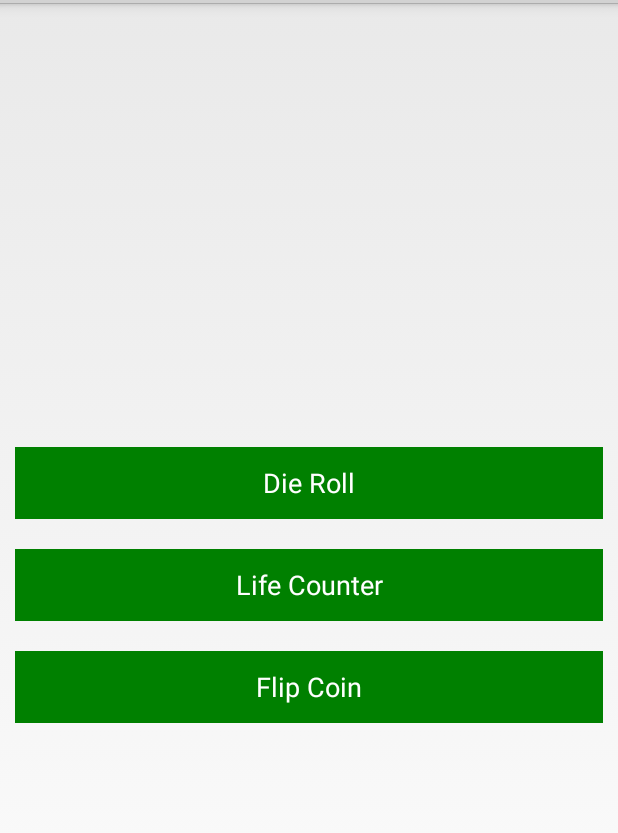
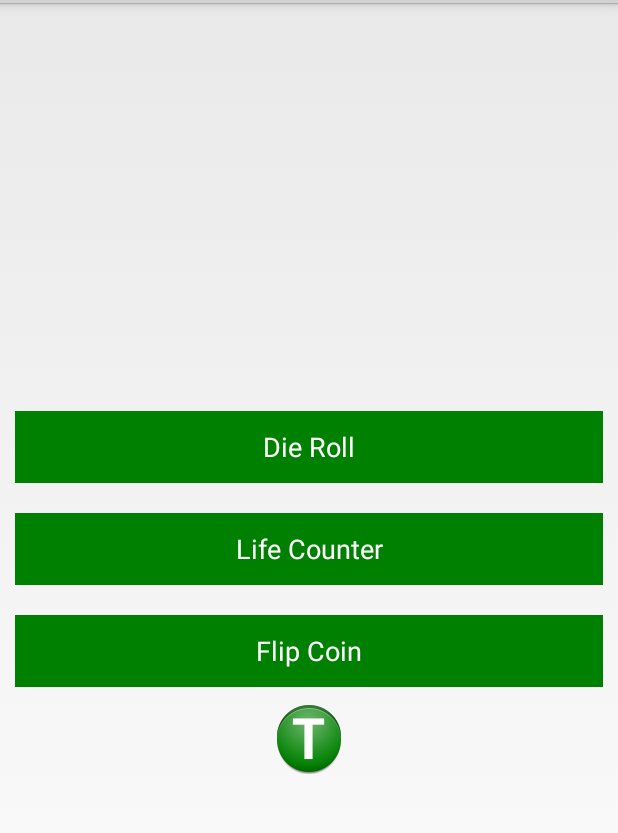
Before and after one commit to smusings/GameTable, an Android app: the screen it shows after launch (MainActivity), in the options menu, after a tap on "Reset", on a phone screen of 412 x 824 dp, the part 69-902 px from its top. Run offline under Robolectric (Android 15) with nearby library versions, the phone set to English and light mode, and no system bars.

Commit message:
removed flipcoin activity and layout in favor of a more simple way of doing it.

```diff
--- a/src/main/java/com/smusings/rollofthedie/MainActivity.java
+++ b/src/main/java/com/smusings/rollofthedie/MainActivity.java
@@ -3,6 +3,7 @@ package com.smusings.rollofthedie;
 import android.content.Intent;
 import android.os.Bundle;
 import android.view.View;
+import android.widget.ImageView;
 
 public class MainActivity extends SetUpActivity{
 
@@ -26,7 +27,12 @@ public class MainActivity extends SetUpActivity{
     };
 
     public void flipCoin(View v){
-       Intent intent=new Intent(this, FlipCoin.class);
-        startActivity(intent);
-    };
+            ImageView cf=(ImageView)findViewById(R.id.flipResult);
+            int flip_coin = (int) Math.ceil(Math.random() * 2);
+            if (flip_coin == 1) {
+                cf.setImageResource(R.drawable.heads);
+            } else {
+                cf.setImageResource(R.drawable.tails);
+            }
+        }
 }
--- a/src/main/res/layout/activity_main.xml
+++ b/src/main/res/layout/activity_main.xml
@@ -38,5 +38,11 @@
             android:onClick="flipCoin"
             android:background="@color/Green"
             android:layout_margin="10dp" />
+        <ImageView
+            android:id="@+id/flipResult"
+            android:layout_width="match_parent"
+            android:layout_height="wrap_content"
+            android:scaleType="center"
+            android:gravity="center"/>
     </LinearLayout>
 </RelativeLayout>
```
Also changed, not shown: src/main/AndroidManifest.xml (+0 -8 lines), src/main/res/drawable-hdpi/heads.png (added), src/main/res/drawable-hdpi/tails.png (added), src/main/res/drawable-mdpi/heads.png (added), src/main/res/drawable-mdpi/tails.png (added), src/main/res/drawable-xhdpi/heads.png (added), src/main/res/drawable-xhdpi/tails.png (added), src/main/res/drawable-xxhdpi/heads.png (added), src/main/res/drawable-xxhdpi/tails.png (added), src/main/res/drawable-xxxhdpi/heads.png (added), src/main/res/drawable-xxxhdpi/tails.png (added).
